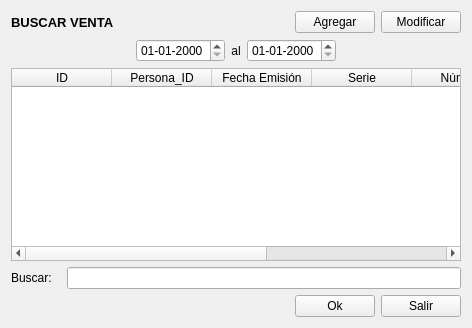
Old version of the form Venta/ventabuscar.ui in the repository radtek/manager.
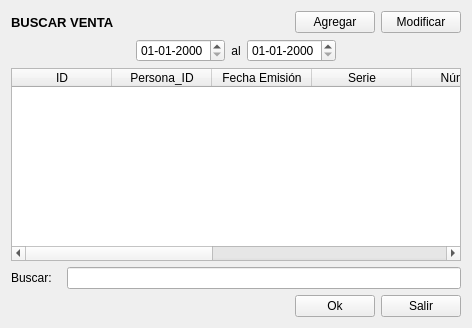
New version of the form.

```diff
--- a/Venta/ventabuscar.ui
+++ b/Venta/ventabuscar.ui
@@ -156,6 +156,16 @@
        <string>Nombre</string>
       </property>
      </column>
+     <column>
+      <property name="text">
+       <string>Total</string>
+      </property>
+     </column>
+     <column>
+      <property name="text">
+       <string>Estado</string>
+      </property>
+     </column>
     </widget>
    </item>
    <item>
```
